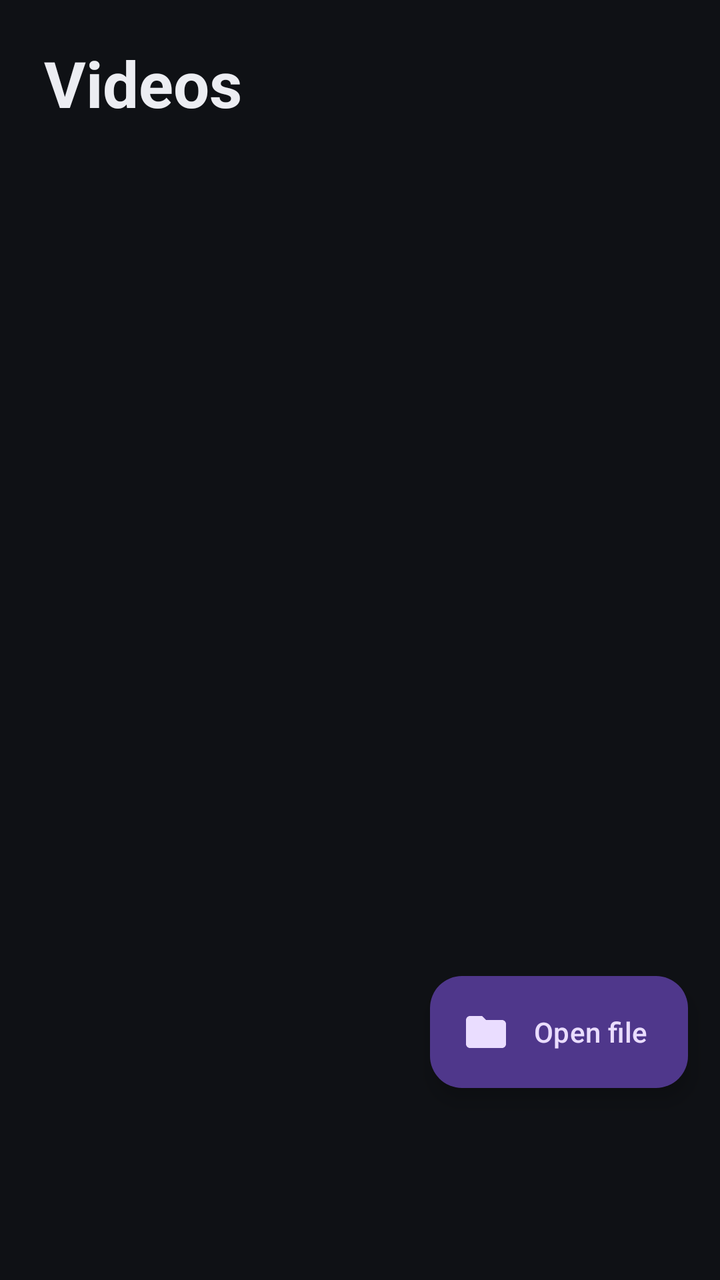
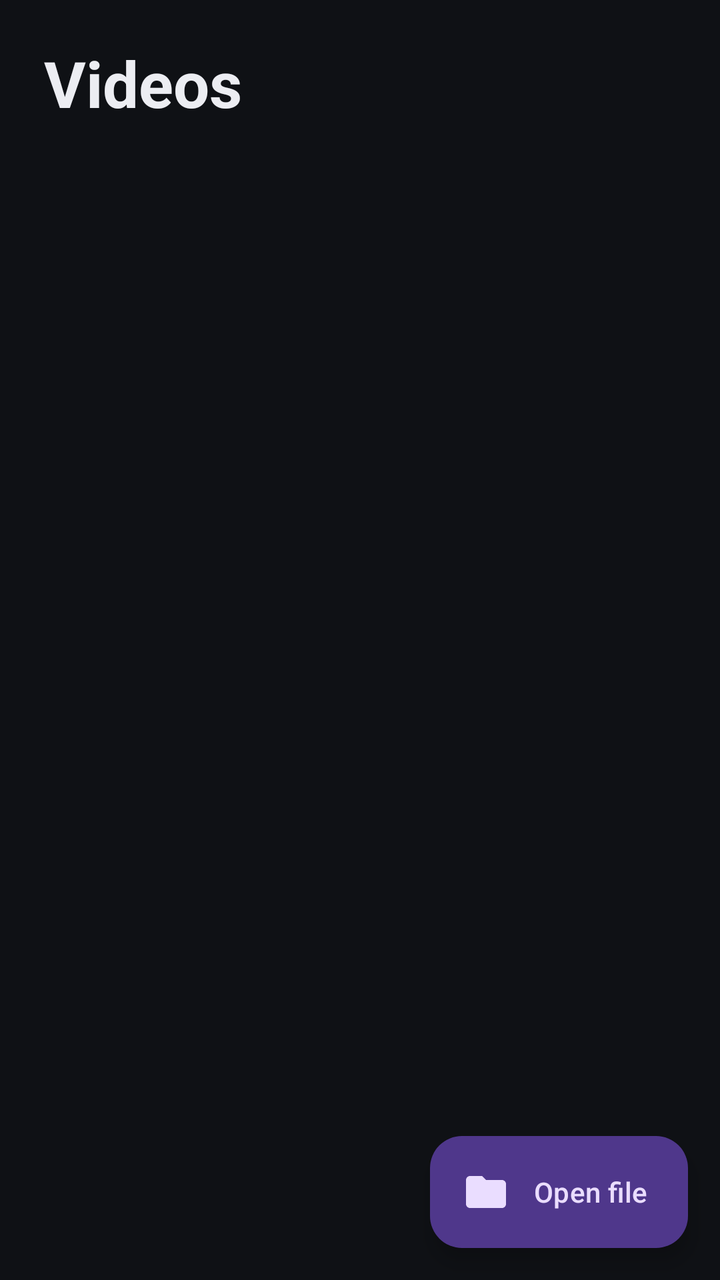

An Android layout rendered at two revisions. The XML below is the earlier revision; the diff shows what the commit changed to produce the second picture.
<!-- AndroidManifest.xml: application theme Theme.LightPlayer -->
<!-- res/layout/fragment_video.xml -->
<?xml version="1.0" encoding="utf-8"?>
<FrameLayout xmlns:android="http://schemas.android.com/apk/res/android"
    xmlns:app="http://schemas.android.com/apk/res-auto"
    android:layout_width="match_parent"
    android:layout_height="match_parent">

    <LinearLayout
        android:layout_width="match_parent"
        android:layout_height="match_parent"
        android:orientation="vertical">

        <LinearLayout
            android:layout_width="match_parent"
            android:layout_height="wrap_content"
            android:orientation="vertical"
            android:paddingHorizontal="22dp"
            android:paddingTop="20dp"
            android:paddingBottom="8dp">

            <TextView
                android:layout_width="wrap_content"
                android:layout_height="wrap_content"
                android:tag="text1"
                android:text="@string/video_title"
                android:textColor="@color/text_primary"
                android:textSize="32sp"
                android:textStyle="bold" />

            <TextView
                android:id="@+id/headerCount"
                android:layout_width="wrap_content"
                android:layout_height="wrap_content"
                android:layout_marginTop="2dp"
                android:tag="text2"
                android:textColor="@color/text_secondary"
                android:textSize="14sp" />
        </LinearLayout>

        <TextView
            android:id="@+id/limitedBanner"
            android:layout_width="match_parent"
            android:layout_height="wrap_content"
            android:layout_marginHorizontal="16dp"
            android:layout_marginVertical="6dp"
            android:background="@drawable/bg_count_pill"
            android:padding="14dp"
            android:tag="banner"
            android:text="@string/video_limited"
            android:textColor="@color/text_primary"
            android:textSize="13sp"
            android:visibility="gone" />

        <androidx.recyclerview.widget.RecyclerView
            android:id="@+id/recycler"
            android:layout_width="match_parent"
            android:layout_height="0dp"
            android:layout_weight="1"
            android:clipToPadding="false"
            android:layoutAnimation="@anim/layout_fall"
            android:paddingTop="4dp"
            android:paddingBottom="170dp" />
    </LinearLayout>

    <LinearLayout
        android:id="@+id/emptyState"
        android:layout_width="wrap_content"
        android:layout_height="wrap_content"
        android:layout_gravity="center"
        android:gravity="center"
        android:orientation="vertical"
        android:padding="24dp"
        android:visibility="gone">

        <ImageView
            android:layout_width="64dp"
            android:layout_height="64dp"
            android:importantForAccessibility="no"
            android:src="@drawable/ic_video"
            android:tag="icon_text2"
            android:tint="@color/text_secondary" />

        <TextView
            android:id="@+id/emptyText"
            android:layout_width="wrap_content"
            android:layout_height="wrap_content"
            android:layout_marginTop="16dp"
            android:gravity="center"
            android:tag="text2"
            android:text="@string/video_empty"
            android:textColor="@color/text_secondary"
            android:textSize="15sp" />

        <Button
            android:id="@+id/grantButton"
            style="?attr/materialButtonOutlinedStyle"
            android:layout_width="wrap_content"
            android:layout_height="wrap_content"
            android:layout_marginTop="16dp"
            android:tag="btn_outline"
            android:text="@string/video_grant"
            android:visibility="gone" />
    </LinearLayout>

    <ProgressBar
        android:id="@+id/progress"
        android:layout_width="40dp"
        android:layout_height="40dp"
        android:layout_gravity="center"
        android:tag="progress"
        android:visibility="gone" />

    <com.google.android.material.floatingactionbutton.ExtendedFloatingActionButton
        android:id="@+id/openFileFab"
        android:layout_width="wrap_content"
        android:layout_height="wrap_content"
        android:layout_gravity="bottom|end"
        android:layout_marginStart="16dp"
        android:layout_marginTop="16dp"
        android:layout_marginEnd="16dp"
        android:layout_marginBottom="96dp"
        android:tag="fab"
        android:text="@string/video_open_file"
        app:icon="@drawable/ic_folder" />
</FrameLayout>
<!-- resources referenced by this layout -->
<resources>
  <color name="text_primary">#ECEDF2</color>
  <color name="text_secondary">#9AA0AE</color>
  <!-- drawable bg_count_pill (drawable) -->
  <?xml version="1.0" encoding="utf-8"?>
  <shape xmlns:android="http://schemas.android.com/apk/res/android" android:shape="rectangle">
      <solid android:color="#26FFFFFF" />
      <corners android:radius="12dp" />
  </shape>
  <!-- drawable ic_folder (drawable) -->
  <vector xmlns:android="http://schemas.android.com/apk/res/android"
      android:width="24dp" android:height="24dp"
      android:viewportWidth="24" android:viewportHeight="24"
      android:tint="?attr/colorControlNormal">
      <path android:fillColor="@android:color/white"
          android:pathData="M10,4H4c-1.1,0 -1.99,0.9 -1.99,2L2,18c0,1.1 0.9,2 2,2h16c1.1,0 2,-0.9 2,-2V8c0,-1.1 -0.9,-2 -2,-2h-8l-2,-2z" />
  </vector>
  <!-- drawable ic_video (drawable) -->
  <vector xmlns:android="http://schemas.android.com/apk/res/android"
      android:width="24dp" android:height="24dp"
      android:viewportWidth="24" android:viewportHeight="24"
      android:tint="?attr/colorControlNormal">
      <path android:fillColor="@android:color/white"
          android:pathData="M17,10.5V7c0,-0.55 -0.45,-1 -1,-1H4c-0.55,0 -1,0.45 -1,1v10c0,0.55 0.45,1 1,1h12c0.55,0 1,-0.45 1,-1v-3.5l4,4v-11l-4,4z" />
  </vector>
  <string name="video_empty">No videos found on this device</string>
  <string name="video_grant">Grant access</string>
  <string name="video_limited">Limited access: only some videos are visible. Tap to allow all.</string>
  <string name="video_open_file">Open file</string>
  <string name="video_title">Videos</string>
  <style name="Theme.LightPlayer" parent="Theme.Material3.Dark.NoActionBar">
          <item name="colorPrimary">@color/accent</item>
          <item name="colorOnPrimary">#FFFFFF</item>
          <item name="colorSecondary">@color/accent</item>
          <item name="colorSurface">@color/surface</item>
          <item name="colorOnSurface">@color/text_primary</item>
          <item name="colorOnSurfaceVariant">@color/text_secondary</item>
          <item name="android:colorBackground">@color/bg</item>
          <item name="android:statusBarColor">@color/bg</item>
          <item name="android:navigationBarColor">@color/bg</item>
          <item name="android:windowBackground">@color/bg</item>
          <item name="android:forceDarkAllowed">false</item>
      </style>
  <color name="accent">#4C8DFF</color>
  <color name="surface">#171A21</color>
  <color name="bg">#0F1115</color>
</resources>

<!-- the commit's change to res/layout/fragment_video.xml (unified diff, before → after) -->
@@ -58,7 +58,7 @@
             android:clipToPadding="false"
             android:layoutAnimation="@anim/layout_fall"
             android:paddingTop="4dp"
-            android:paddingBottom="170dp" />
+            android:paddingBottom="88dp" />
     </LinearLayout>
 
     <LinearLayout
@@ -117,7 +117,7 @@
         android:layout_marginStart="16dp"
         android:layout_marginTop="16dp"
         android:layout_marginEnd="16dp"
-        android:layout_marginBottom="96dp"
+        android:layout_marginBottom="16dp"
         android:tag="fab"
         android:text="@string/video_open_file"
         app:icon="@drawable/ic_folder" />
